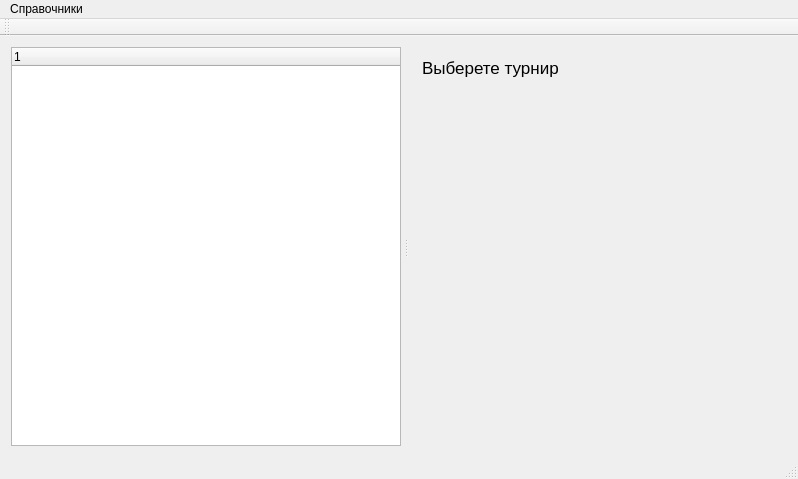
Above: TournamentManager/mainwindow.ui from BarsukAlexey/xelarogi before the change. Below: the same form after it.
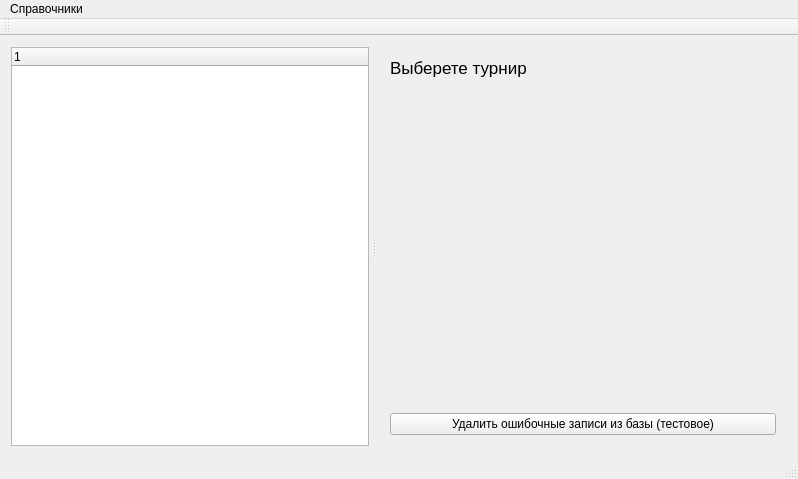
That is the form after the change.

Commit message: Добавлена волшебная кнопка , окторая удаляет нулевые записи из некоторых таблиц

```diff
--- a/TournamentManager/mainwindow.ui
+++ b/TournamentManager/mainwindow.ui
@@ -119,6 +119,13 @@
              </property>
             </spacer>
            </item>
+           <item>
+            <widget class="QPushButton" name="testClearBtn">
+             <property name="text">
+              <string>Удалить ошибочные записи из базы (тестовое)</string>
+             </property>
+            </widget>
+           </item>
           </layout>
          </item>
         </layout>
```
The commit also changes 2 other files.
